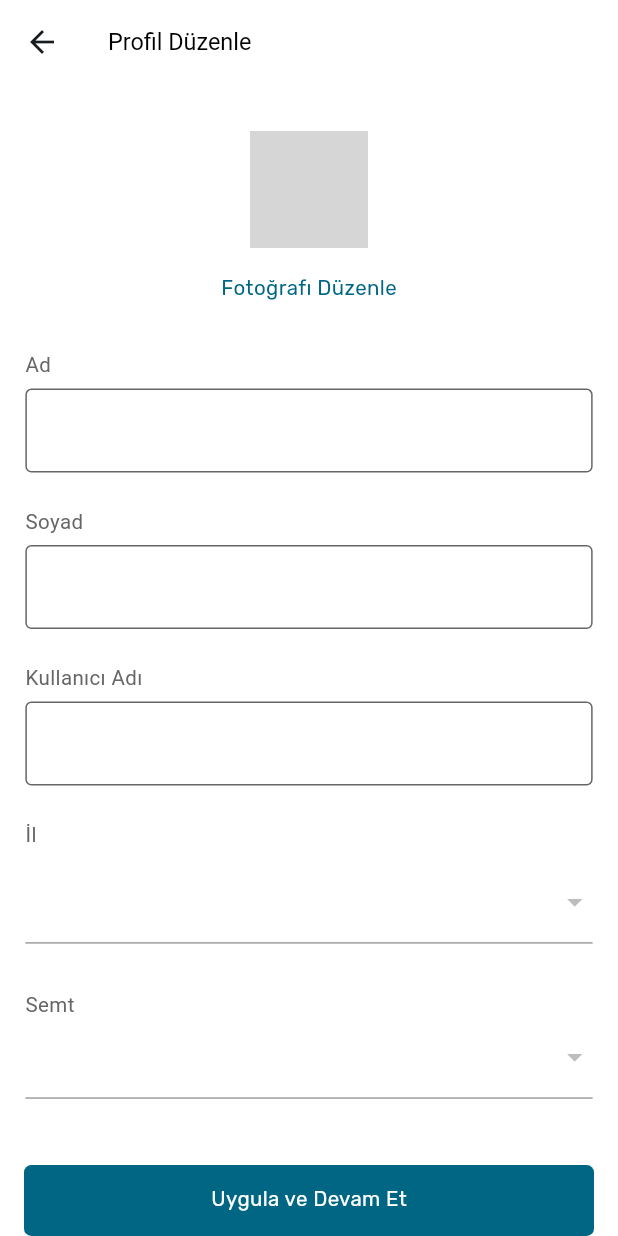
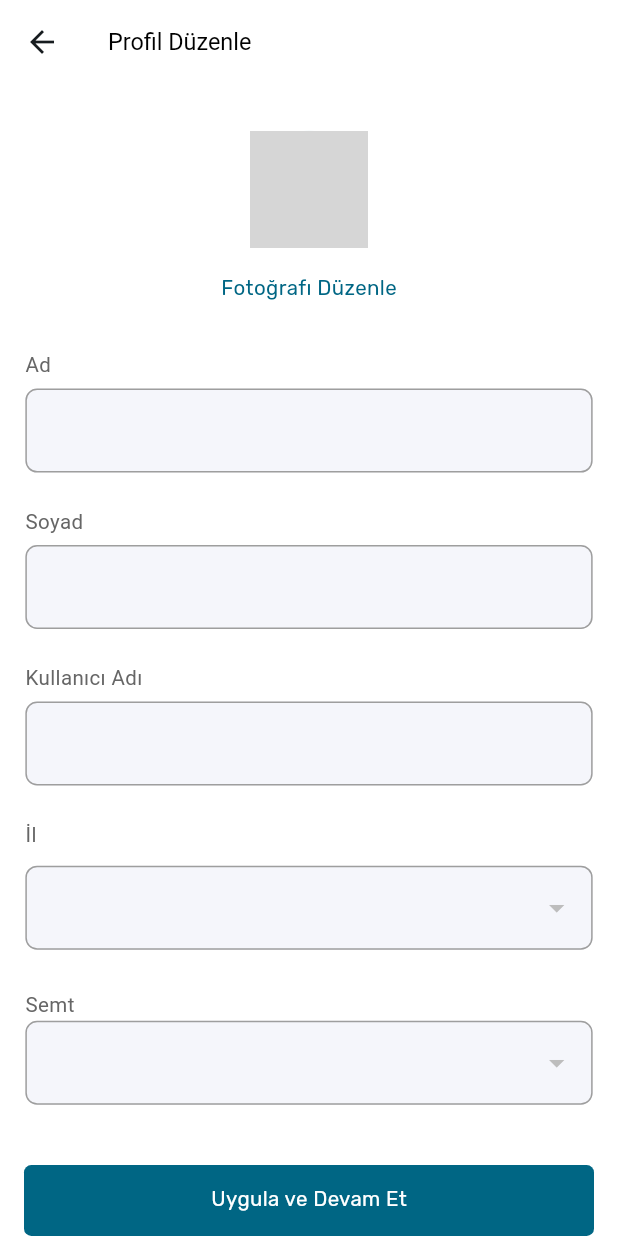
Before and after one commit to flutterteam2023/atmaPaylasApp, a Flutter app: the ProfileEditView screen opened by its route, on a phone screen of 412 x 824 dp. Run offline on Flutter 3.47's test engine with Material 3 defaults, Android fonts, the phone set to English and light mode, and no system bars; drawn by our look-alikes of flutter_bounceable; our stand-ins replace auto_route, dio, easy_localization, flutter_easyloading, flutter_hooks, flutter_screenutil and 14 more; missing offline and left inert: flutter_verification_code, validatorless; accounts and stored records are empty; network calls fail; grey boxes are pictures that could not be loaded.

Commit message:
profile edit view ui/ux improving

```diff
--- a/lib/features/Profile/profile_edit_view.dart
+++ b/lib/features/Profile/profile_edit_view.dart
@@ -27,15 +27,15 @@ class ProfileEditView extends StatefulHookConsumerWidget {
 class _ProfileEditViewState extends ConsumerState<ProfileEditView> {
   @override
   Widget build(BuildContext context) {
-    List<String> cities = []; // Şehir listesi
-    List<String> districts = []; // İlçe listesi
+    var cities = <String>[]; // Şehir listesi
+    var districts = <String>[]; // İlçe listesi
     final nameController = useTextEditingController();
     final surnameController = useTextEditingController();
     final usernameController = useTextEditingController();
     final images = useState<File?>(null);
     final selectedCity = useState<String?>(null);
     final selectedDistrict = useState<String?>(null);
-    Future<void> _pickImage() async {
+    Future<void> pickImage() async {
       final pickedFile = await ImagePicker().pickImage(source: ImageSource.gallery);
 
       if (pickedFile != null) {
@@ -58,7 +58,7 @@ class _ProfileEditViewState extends ConsumerState<ProfileEditView> {
                       usernameController.value.text.isEmpty ? null : usernameController.value.text,
                       nameController.value.text.isEmpty ? null : nameController.value.text,
                       surnameController.value.text.isEmpty ? null : surnameController.value.text,
-                     selectedCity.value,
+                      selectedCity.value,
                       selectedDistrict.value,
                     )
                     .then((value) async => GetIt.instance<UserRepository>().editUserProfilePhoto(images.value));
@@ -68,7 +68,7 @@ class _ProfileEditViewState extends ConsumerState<ProfileEditView> {
                   nameController.value.text.isEmpty ? null : nameController.value.text,
                   surnameController.value.text.isEmpty ? null : surnameController.value.text,
                   selectedCity.value,
-                      selectedDistrict.value,
+                  selectedDistrict.value,
                 );
               }
               await UserRepository().getMyUserProfile().then((value) {
@@ -111,10 +111,10 @@ class _ProfileEditViewState extends ConsumerState<ProfileEditView> {
                       height: 80.r,
                       width: 80.r,
                       child: Bounceable(
-                        onTap: _pickImage,
+                        onTap: pickImage,
                         child: images.value == null
                             ? CircleAvatar(
-                                backgroundColor: Colors.white,
+                                backgroundColor: Color(AppColors.primaryLightColor),
                                 backgroundImage: GetIt.instance<UserRepository>().user?.image != null
                                     ? NetworkImage(GetIt.instance<UserRepository>().user?.image ?? 'impossible')
                                     : null,
@@ -123,7 +123,7 @@ class _ProfileEditViewState extends ConsumerState<ProfileEditView> {
                                     : const Icon(Icons.person, color: Color(AppColors.primaryColor)),
                               )
                             : CircleAvatar(
-                                backgroundColor: Colors.white,
+                                backgroundColor: Color(AppColors.primaryLightColor),
                                 backgroundImage: FileImage(images.value!),
                                 child: GetIt.instance<UserRepository>().user?.image != null
                                     ? null
@@ -195,7 +195,7 @@ class _ProfileEditViewState extends ConsumerState<ProfileEditView> {
                     snapshot.data!.fold((l) => null, (r) => cities = r);
                     return SizedBox(
                       height: 60,
-                      child: DropdownButton<String>(
+                      child: DropdownButtonFormField<String>(
                         style: TextStyle(
                           fontSize: 14.sp,
                           fontWeight: FontWeight.w400,
@@ -203,10 +203,6 @@ class _ProfileEditViewState extends ConsumerState<ProfileEditView> {
                         ),
                         borderRadius: BorderRadius.circular(10),
                         isExpanded: true,
-                        underline: Container(
-                          height: 1,
-                          color: Colors.grey,
-                        ),
                         hint: Text(GetIt.instance<UserRepository>().user?.userLocatedCity ?? 'Şehir Seçiniz'),
                         value: selectedCity.value,
                         onChanged: (String? newValue) {
@@ -228,7 +224,6 @@ class _ProfileEditViewState extends ConsumerState<ProfileEditView> {
                   }
                 },
               ),
-
               SizedBox(
                 height: 24.h,
               ),
@@ -253,7 +248,7 @@ class _ProfileEditViewState extends ConsumerState<ProfileEditView> {
                     snapshot.data!.fold((l) => null, (r) => districts = r);
                     return SizedBox(
                       height: 60,
-                      child: DropdownButton<String>(
+                      child: DropdownButtonFormField<String>(
                         style: TextStyle(
                           fontSize: 14.sp,
                           fontWeight: FontWeight.w400,
@@ -261,10 +256,6 @@ class _ProfileEditViewState extends ConsumerState<ProfileEditView> {
                         ),
                         borderRadius: BorderRadius.circular(10),
                         isExpanded: true,
-                        underline: Container(
-                          height: 1,
-                          color: Colors.grey,
-                        ),
                         hint: Text(GetIt.instance<UserRepository>().user?.userLocatedDistrict ?? 'Semt Seçiniz'),
                         value: selectedDistrict.value,
                         onChanged: (String? newValue) {
@@ -327,19 +318,6 @@ class ProfileTextfield extends StatelessWidget {
           controller: controller,
           decoration: InputDecoration(
             hintText: hintText,
-            filled: true,
-            fillColor: Colors.white,
-            hintStyle: TextStyle(
-              fontSize: 16.sp,
-              fontWeight: FontWeight.w400,
-              color: const Color(AppColors.primaryTextColor),
-            ),
-            enabledBorder: const OutlineInputBorder(
-              borderSide: BorderSide(color: Color(AppColors.primaryTextColor)),
-            ),
-            focusedBorder: const OutlineInputBorder(
-              borderSide: BorderSide(color: Color(AppColors.primaryTextColor)),
-            ),
           ),
         ),
       ],
```
